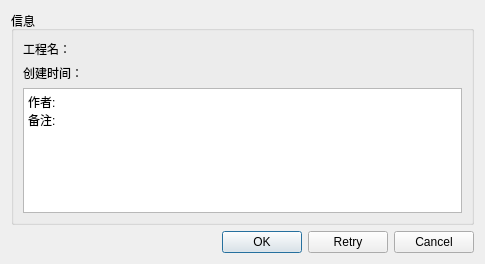
This is DrillGIFActionSequenceEditor/Source/ProjectModule/Data/ExtendPart/W_ProjectNote.ui in DrillUp/DrillGIFActionSequenceEditor as Qt 5 draws it before an edit. The edited form follows.
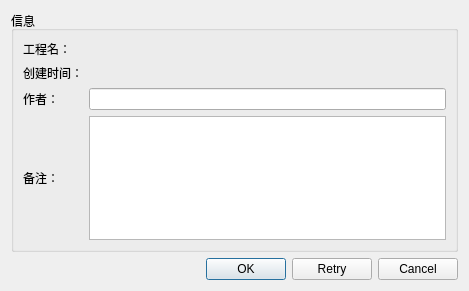
This is the edited form.

Patch:
```diff
--- a/DrillGIFActionSequenceEditor/Source/ProjectModule/Data/ExtendPart/W_ProjectNote.ui
+++ b/DrillGIFActionSequenceEditor/Source/ProjectModule/Data/ExtendPart/W_ProjectNote.ui
@@ -6,8 +6,8 @@
    <rect>
     <x>0</x>
     <y>0</y>
-    <width>485</width>
-    <height>264</height>
+    <width>469</width>
+    <height>291</height>
    </rect>
   </property>
   <property name="windowTitle">
@@ -19,26 +19,56 @@
      <property name="title">
       <string>信息</string>
      </property>
-     <layout class="QVBoxLayout" name="verticalLayout_2">
-      <item>
+     <layout class="QGridLayout" name="gridLayout">
+      <item row="4" column="0">
+       <widget class="QLabel" name="label_7">
+        <property name="text">
+         <string>备注：</string>
+        </property>
+       </widget>
+      </item>
+      <item row="2" column="0">
+       <widget class="QLabel" name="label_3">
+        <property name="text">
+         <string>作者：</string>
+        </property>
+       </widget>
+      </item>
+      <item row="0" column="0">
        <widget class="QLabel" name="label">
         <property name="text">
          <string>工程名：</string>
         </property>
        </widget>
       </item>
-      <item>
+      <item row="1" column="0">
        <widget class="QLabel" name="label_2">
         <property name="text">
          <string>创建时间：</string>
         </property>
        </widget>
       </item>
-      <item>
+      <item row="2" column="1">
+       <widget class="QLineEdit" name="lineEdit"/>
+      </item>
+      <item row="4" column="1">
        <widget class="QPlainTextEdit" name="plainTextEdit">
         <property name="plainText">
-         <string>作者: 
-备注: </string>
+         <string/>
+        </property>
+       </widget>
+      </item>
+      <item row="0" column="1">
+       <widget class="QLabel" name="label_projectName">
+        <property name="text">
+         <string/>
+        </property>
+       </widget>
+      </item>
+      <item row="1" column="1">
+       <widget class="QLabel" name="label_createTime">
+        <property name="text">
+         <string/>
         </property>
        </widget>
       </item>
```
